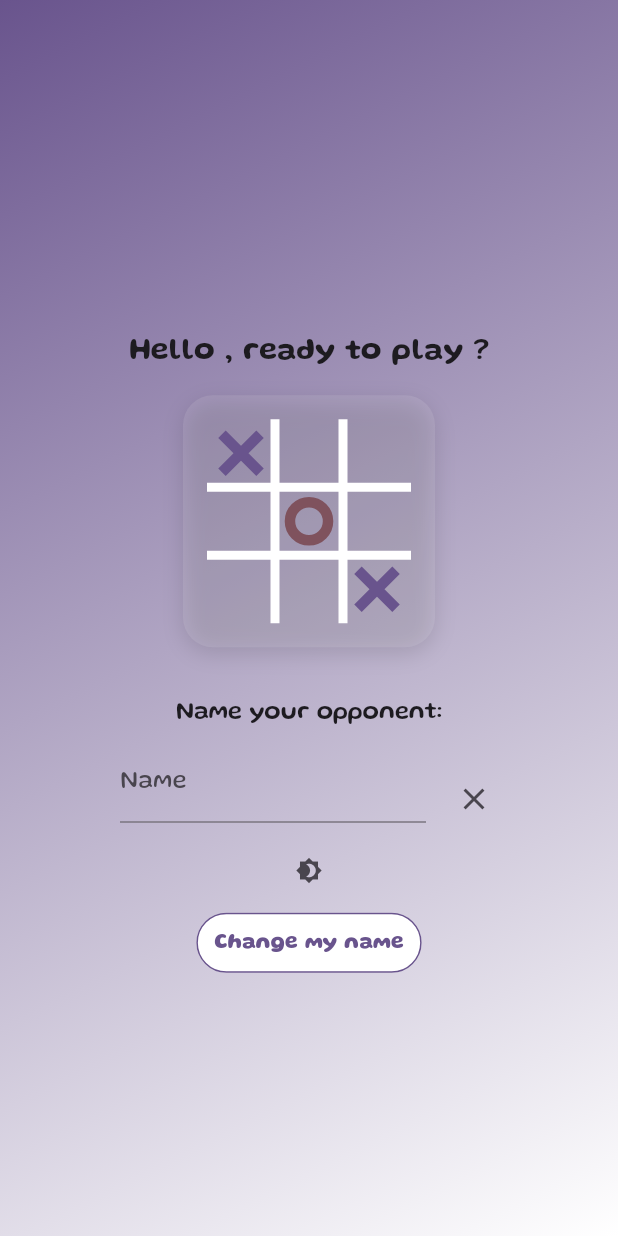
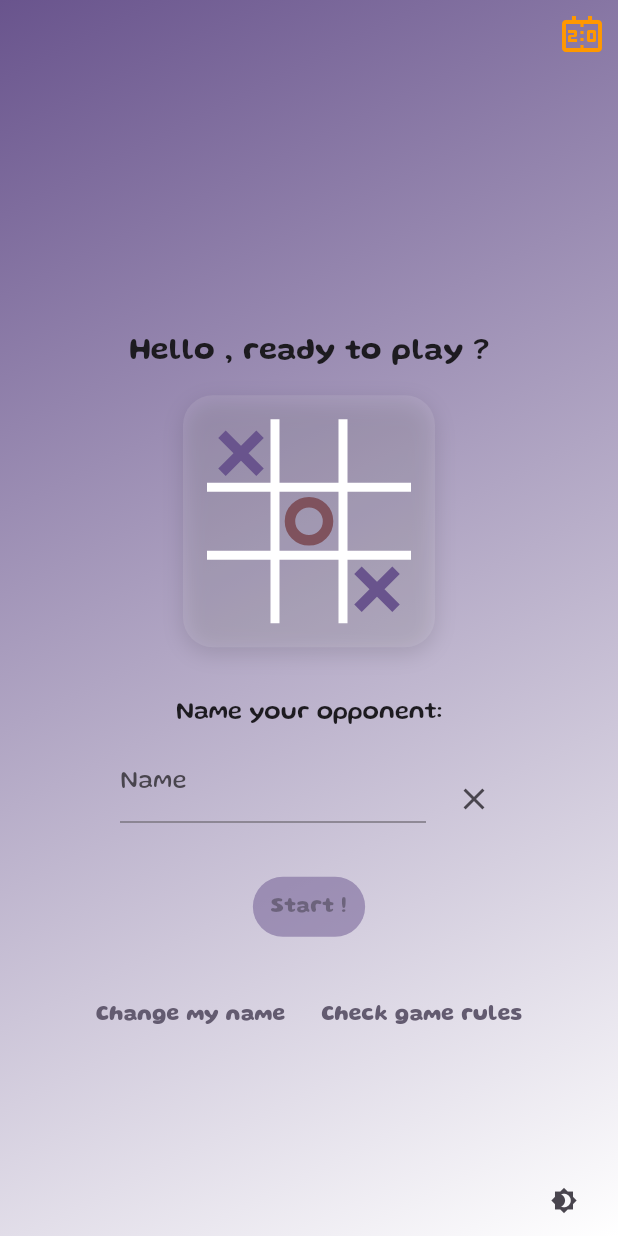
Before and after one commit to GrrravityBusiness/tictactoe, a Flutter app: the LobbyPage screen opened by its route, on a phone screen of 412 x 824 dp. Run offline on Flutter 3.47's test engine with Material 3 defaults, Android fonts, the phone set to English and light mode, and no system bars; our stand-ins replace bloc, dartz, flutter_bloc, freezed_annotation, get_it, go_router and 1 more; accounts and stored records are empty.

Commit message:
feat: added scoreboard and rule page

```diff
--- a/lib/1-features/0-onboarding/presentation/widget/player_form.dart
+++ b/lib/1-features/0-onboarding/presentation/widget/player_form.dart
@@ -78,6 +78,12 @@ class _PlayerTextFieldState extends State<PlayerTextField> {
           controller: _nameInputController,
           onFieldSubmitted: (value) =>
               context.read<PlayerController>().setPlayer(name: value),
+
+          onChanged: (value) {
+            if (value.isNotEmpty) {
+              context.read<PlayerController>().setPlayer(name: value);
+            }
+          },
         ),
       ),
     );
--- a/lib/1-features/0-onboarding/presentation/widget/title_header.dart
+++ b/lib/1-features/0-onboarding/presentation/widget/title_header.dart
@@ -7,7 +7,6 @@ class TitleHeader extends StatelessWidget {
 
   @override
   Widget build(BuildContext context) {
-    final theme = Theme.of(context);
     final l10n = AppLocalizations.of(context);
     return Column(
       children: [
@@ -24,9 +23,10 @@ class TitleHeader extends StatelessWidget {
               ),
             ],
           ),
+          textAlign: TextAlign.center,
         ),
         const SizedBox(height: 32),
-        TicTacToePainter(theme: theme),
+        TicTacToePainter(),
       ],
     );
   }
--- a/lib/1-features/1-lobby/presentation/lobby_page.dart
+++ b/lib/1-features/1-lobby/presentation/lobby_page.dart
@@ -1,53 +1,36 @@
 import 'package:flutter/material.dart';
 import 'package:flutter_bloc/flutter_bloc.dart';
-import 'package:go_router/go_router.dart';
 import 'package:tictactoe/1-features/0-onboarding/presentation/cubit/player_cubit.dart';
 import 'package:tictactoe/1-features/0-onboarding/presentation/cubit/player_state.dart';
 import 'package:tictactoe/1-features/1-lobby/domain/usecases/contestant_usecase.dart';
 import 'package:tictactoe/1-features/1-lobby/domain/usecases/history_usecase.dart';
 import 'package:tictactoe/1-features/1-lobby/presentation/cubit/lobby_cubit.dart';
 import 'package:tictactoe/1-features/1-lobby/presentation/cubit/lobby_state.dart';
+import 'package:tictactoe/1-features/1-lobby/presentation/widgets/extra_action_footer.dart';
+import 'package:tictactoe/1-features/1-lobby/presentation/widgets/lobby_error.dart';
 import 'package:tictactoe/1-features/1-lobby/presentation/widgets/lobby_header.dart';
 import 'package:tictactoe/1-features/1-lobby/presentation/widgets/opponent_form_field.dart';
+import 'package:tictactoe/1-features/1-lobby/presentation/widgets/scoreboard_button.dart';
+import 'package:tictactoe/1-features/1-lobby/presentation/widgets/start_game_button.dart';
 import 'package:tictactoe/core/localization/app_localizations.dart';
-import 'package:tictactoe/core/router/routes.dart';
 import 'package:tictactoe/core/services/dependency_injection/dependency_injection.dart';
 import 'package:tictactoe/core/services/theme/domain/entities/theme_ext.dart';
-import 'package:tictactoe/core/services/theme/presentation/widget/theme_switcher.dart';
 import 'package:tictactoe/core/utils/async_value.dart';
-import 'package:tictactoe/core/widgets/buttons.dart';
+import 'package:tictactoe/core/widgets/gradiant_scaffold.dart';
+import 'package:tictactoe/core/widgets/loader.dart';
 
 class LobbyPage extends StatelessWidget {
   const LobbyPage({super.key});
 
   @override
   Widget build(BuildContext context) {
-    final l10n = AppLocalizations.of(context);
-    final theme = Theme.of(context);
     // getting player name from PlayerController, for first initialization
     final playerName =
         context.read<PlayerController>().state.player?.name ?? '';
     return PopScope(
       canPop: false,
-      child: Scaffold(
-        body: DecoratedBox(
-          decoration: BoxDecoration(
-            gradient: LinearGradient(
-              colors: [
-                if (theme.brightness == Brightness.dark)
-                  theme.colorScheme.onPrimary
-                else
-                  theme.colorScheme.primary,
-                if (theme.brightness == Brightness.dark)
-                  theme.colorScheme.onSecondary
-                else
-                  theme.colorScheme.onPrimary,
-              ],
-              begin: Alignment.topLeft,
-              end: Alignment.bottomRight,
-            ),
-          ),
-          child: BlocProvider<LobbyController>(
+      child: GradientScaffold(
+        body: BlocProvider<LobbyController>(
           create: (context) {
             return LobbyController(
               historyUseCase: getIt<HistoryUseCase>(),
@@ -55,23 +38,55 @@ class LobbyPage extends StatelessWidget {
               playerName: playerName,
             );
           },
+          child: CustomScrollView(
+            slivers: [
+              const SliverToBoxAdapter(
+                child: SafeArea(
+                  bottom: false,
+                  child: Align(
+                    alignment: Alignment.centerRight,
+                    child: ScoreboardButton(),
+                  ),
+                ),
+              ),
+              SliverFillRemaining(
+                hasScrollBody: false,
+                child: SafeArea(
                   child: BlocListener<PlayerController, PlayerState>(
                     listener: (context, state) async {
                       if (state.saved && state.player != null) {
-                  // Note: update lobby data when player is updated in onboarding
-                  // we could also only update player name but for simplicity we
-                  // re-initialize the lobby data
+                        // Note: update lobby data when player is updated in
+                        // onboarding we could also only update player name but
+                        // for simplicity we re-initialize the lobby data
                         await context.read<LobbyController>().init(
                           playerName: state.player!.name,
                         );
                       }
                     },
                     // Note: listen to changes from onboarding feature to update
-              // Lobby controller, only when player is saved and different from
-              // before
-              listenWhen: (previous, current) =>
-                  previous.player != current.player && current.saved,
-              child: BlocBuilder<LobbyController, AsyncValue<LobbyData, void>>(
+                    // Lobby controller, only when player is saved and different
+                    // from before
+                    listenWhen: (previous, current) => current.saved,
+                    child: const _LobbyContent(),
+                  ),
+                ),
+              ),
+            ],
+          ),
+        ),
+      ),
+    );
+  }
+}
+
+class _LobbyContent extends StatelessWidget {
+  const _LobbyContent();
+
+  @override
+  Widget build(BuildContext context) {
+    final l10n = AppLocalizations.of(context);
+    final theme = Theme.of(context);
+    return BlocBuilder<LobbyController, AsyncValue<LobbyData, void>>(
       builder: (context, state) {
         return state.map(
           loaded: (loadedState) => Padding(
@@ -83,42 +98,30 @@ class LobbyPage extends StatelessWidget {
                   LobbyHeader(
                     playerName: loadedState.data.player.name,
                   ),
-                            SizedBox(height: context.dsTokens.spacing.large),
+                  SizedBox(
+                    height: context.dsTokens.spacing.large,
+                  ),
                   Text(
                     l10n.lobby_select_opponent_title,
                     style: theme.textTheme.bodyMedium,
                   ),
                   const OpponentFormField(),
-                            const ThemeSwitcherWidget(),
-                            SimpleTextButton.secondary(
-                              onPressed: () async =>
-                                  context.push(AppRoutes.onboarding),
-                              text: l10n.nav_go_to_onboarding,
+                  SizedBox(
+                    height: context.dsTokens.spacing.xlarge,
                   ),
+                  const StartGameButton(),
+                  SizedBox(
+                    height: context.dsTokens.spacing.xlarge,
+                  ),
+                  const ExtraActionsFooter(),
                 ],
               ),
             ),
           ),
-                    failure: (_) => Padding(
-                      padding: const EdgeInsets.only(top: 50),
-                      child: Center(
-                        child: Column(
-                          children: [
-                            Text(l10n.lobby_page_error_message),
-                          ],
-                        ),
-                      ),
-                    ),
-                    loading: (_) => const Center(
-                      child: CircularProgressIndicator(),
-                    ),
+          failure: (_) => const LobbyError(),
+          loading: (_) => const Loader(),
         );
       },
-              ),
-            ),
-          ),
-        ),
-      ),
     );
   }
 }
--- /dev/null
+++ b/lib/1-features/1-lobby/presentation/widgets/extra_action_footer.dart
@@ -0,0 +1,33 @@
+import 'package:flutter/material.dart';
+import 'package:go_router/go_router.dart';
+import 'package:tictactoe/1-features/1-lobby/presentation/widgets/tictactoe_rules.dart';
+import 'package:tictactoe/core/localization/app_localizations.dart';
+import 'package:tictactoe/core/router/routes.dart';
+import 'package:tictactoe/core/widgets/buttons.dart';
+
+class ExtraActionsFooter extends StatelessWidget {
+  const ExtraActionsFooter({
+    super.key,
+  });
+
+  @override
+  Widget build(BuildContext context) {
+    final l10n = AppLocalizations.of(context);
+    return Row(
+      mainAxisAlignment: .center,
+      children: [
+        SimpleTextButton.transparent(
+          onPressed: () async => context.push(AppRoutes.onboarding),
+          text: l10n.nav_go_to_onboarding,
+        ),
+        SimpleTextButton.transparent(
+          onPressed: () async => showDialog(
+            context: context,
+            builder: (context) => const TicTacToeRulesModal(),
+          ),
+          text: l10n.lobby_see_rules,
+        ),
+      ],
+    );
+  }
+}
--- a/lib/1-features/1-lobby/presentation/widgets/lobby_header.dart
+++ b/lib/1-features/1-lobby/presentation/widgets/lobby_header.dart
@@ -16,20 +16,25 @@ class LobbyHeader extends StatelessWidget {
     final theme = Theme.of(context);
     return Column(
       children: [
-        Text(
-          l10n.lobby_welcome_message(
-            playerName,
+        Padding(
+          padding: EdgeInsets.symmetric(
+            horizontal: context.dsTokens.spacing.medium,
           ),
-          style: theme.textTheme.headlineMedium,
-          maxLines: 2,
-          textAlign: TextAlign.center,
+          child: Text(
+            l10n.lobby_welcome_message(
+              playerName,
+            ),
+            style: theme.textTheme.headlineMedium,
+            maxLines: 2,
+            textAlign: TextAlign.center,
+          ),
         ),
         Container(
           height: 200,
           padding: EdgeInsets.all(
             context.dsTokens.spacing.large,
           ),
-          child: TicTacToePainter(theme: theme),
+          child: TicTacToePainter(),
         ),
       ],
     );
--- /dev/null
+++ b/lib/1-features/1-lobby/presentation/widgets/scoreboard_button.dart
@@ -0,0 +1,37 @@
+import 'package:flutter/material.dart';
+import 'package:flutter_bloc/flutter_bloc.dart';
+import 'package:tictactoe/1-features/1-lobby/presentation/cubit/lobby_cubit.dart';
+import 'package:tictactoe/1-features/1-lobby/presentation/cubit/lobby_state.dart';
+import 'package:tictactoe/1-features/1-lobby/presentation/widgets/scoreboard.dart';
+import 'package:tictactoe/core/localization/app_localizations.dart';
+import 'package:tictactoe/core/services/theme/domain/entities/theme_ext.dart';
+import 'package:tictactoe/core/utils/async_value.dart';
+
+class ScoreboardButton extends StatelessWidget {
+  const ScoreboardButton({
+    super.key,
+  });
+
+  @override
+  Widget build(BuildContext context) {
+    final l10n = AppLocalizations.of(context);
+    return BlocBuilder<LobbyController, AsyncValue<LobbyData, void>>(
+      builder: (context, state) {
+        return IconButton(
+          onPressed: () async => showDialog(
+            context: context,
+            builder: (context) => ScoreBoardModal(
+              histories: state.data?.history ?? [],
+            ),
+          ),
+          icon: Icon(
+            Icons.scoreboard_outlined,
+            size: context.dsTokens.icons.xLarge,
+            color: Colors.orange,
+          ),
+          tooltip: l10n.lobby_scoreboard_title,
+        );
+      },
+    );
+  }
+}
--- /dev/null
+++ b/lib/1-features/1-lobby/presentation/widgets/start_game_button.dart
@@ -0,0 +1,35 @@
+import 'package:flutter/material.dart';
+import 'package:flutter_bloc/flutter_bloc.dart';
+import 'package:go_router/go_router.dart';
+import 'package:tictactoe/1-features/1-lobby/presentation/cubit/lobby_cubit.dart';
+import 'package:tictactoe/1-features/1-lobby/presentation/cubit/lobby_state.dart';
+import 'package:tictactoe/core/localization/app_localizations.dart';
+import 'package:tictactoe/core/router/routes.dart';
+import 'package:tictactoe/core/utils/async_value.dart';
+import 'package:tictactoe/core/widgets/buttons.dart';
+
+class StartGameButton extends StatelessWidget {
+  const StartGameButton({
+    super.key,
+  });
+
+  @override
+  Widget build(BuildContext context) {
+    return BlocBuilder<LobbyController, AsyncValue<LobbyData, void>>(
+      builder: (context, state) {
+        final l10n = AppLocalizations.of(context);
+        return SimpleTextButton.primary(
+          onPressed: state.data?.opponent != null
+              ? () async {
+                  await context.read<LobbyController>().saveOpponent();
+                  if (context.mounted) {
+                    context.go(AppRoutes.onboarding);
+                  }
+                }
+              : null,
+          text: l10n.lobby_start_game,
+        );
+      },
+    );
+  }
+}
```
Also changed, not shown: lib/1-features/0-onboarding/presentation/cubit/player_cubit.dart (+6 -1 lines), lib/1-features/1-lobby/presentation/widgets/lobby_error.dart (added, +23 -0 lines), lib/1-features/1-lobby/presentation/widgets/opponent_form_field.dart (+12 -7 lines), lib/1-features/1-lobby/presentation/widgets/scoreboard.dart (added, +244 -0 lines), lib/1-features/1-lobby/presentation/widgets/tictactoe_rules.dart (added, +154 -0 lines). Lines whose indentation alone changed are shown as unchanged.
